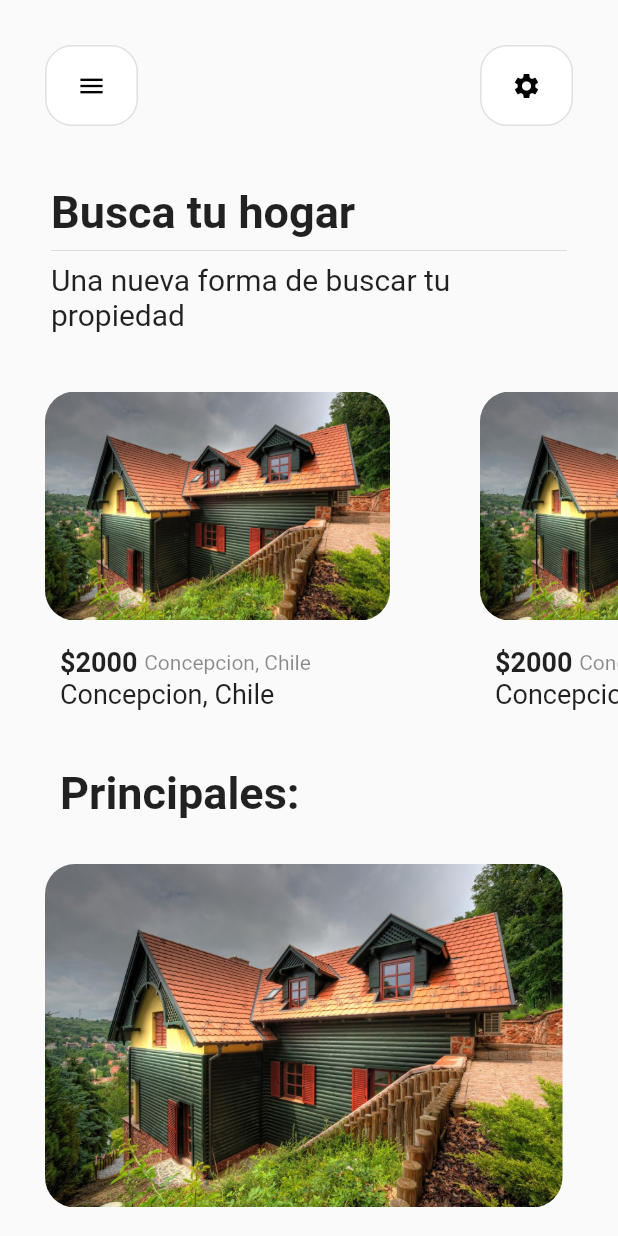
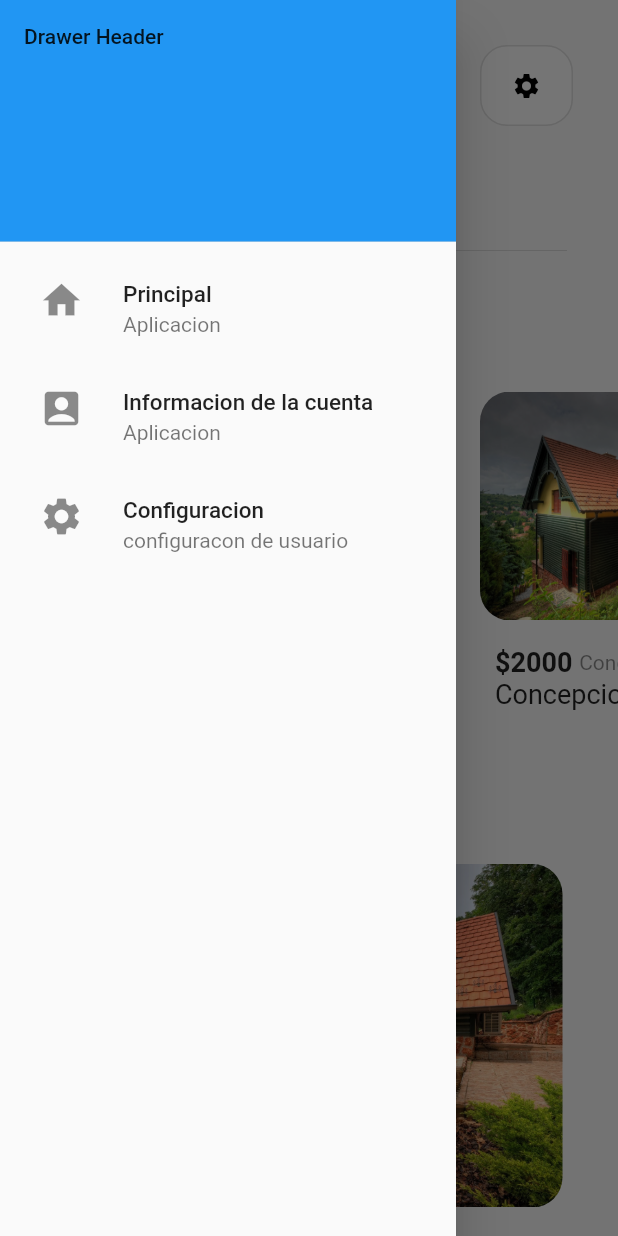
Before and after one commit to Matish1/app-test, a Flutter app: the HomePage screen opened by its route, with the side drawer open (before the commit the screen has no drawer), on a phone screen of 412 x 824 dp. Run offline on Flutter 3.47's test engine with Material 2 defaults, Android fonts, the phone set to English and light mode, and no system bars.

Commit message:
implementando el drawer

```diff
--- a/app/lib/main.dart
+++ b/app/lib/main.dart
@@ -21,7 +21,7 @@ class MyApp extends StatelessWidget {
       theme: ThemeData(
         primarySwatch: Colors.blue,
       ),
-      home: HomePage(),
+      home: LoginPage(),
       routes: routesPageElement,
     );
   }
--- a/app/lib/src/home_page.dart
+++ b/app/lib/src/home_page.dart
@@ -3,13 +3,20 @@ import 'package:app/src/detail_page.dart';
 import 'package:flutter/cupertino.dart';
 import 'package:flutter/material.dart';
 
-class HomePage extends StatelessWidget {
+class HomePage extends StatefulWidget {
   const HomePage({Key? key}) : super(key: key);
 
   @override
+  _HomePageState createState() => _HomePageState();
+}
+
+class _HomePageState extends State<HomePage> {
+  @override
   Widget build(BuildContext context) {
     return Scaffold(
+      key: _scaffoldKey,
       body: body_content(context),
+      drawer: drawer_content(context),
     );
   }
 
@@ -40,6 +47,12 @@ class HomePage extends StatelessWidget {
         ],
       ),
     );
+  }
+
+  final GlobalKey<ScaffoldState> _scaffoldKey = GlobalKey<ScaffoldState>();
+
+  void _openDrawer() {
+    _scaffoldKey.currentState!.openDrawer();
   }
 
   void _openMyPage(BuildContext context) {
@@ -88,8 +101,7 @@ class HomePage extends StatelessWidget {
     );
   }
 
-  // Esta no es la forma correcta per tenemos el dise;o del drawe
-  // pagina de referencia: https://codea.app/blog/menu-lateral-drawer-en-flutter
+  // Implementacion del boton que activa el drawer y la funcion del drawer
   Widget brn_desing_drawer(BuildContext context, IconData icon_name,
       Color color, Color color_background, Widget drawer) {
     return Container(
@@ -105,7 +117,7 @@ class HomePage extends StatelessWidget {
           color: color,
           size: 20,
         ),
-        onPressed: () => drawer_content(context),
+        onPressed: () => _openDrawer(),
       ),
     );
   }
@@ -119,19 +131,28 @@ class HomePage extends StatelessWidget {
           ),
           child: Text('Drawer Header'),
         ),
-        ListTile(
-          title: const Text('Item 1'),
-          onTap: () {
-            Navigator.pop(context);
-          },
+        element(Icons.home, "Principal", "Aplicacion"),
+        element(Icons.account_box_rounded, "Informacion de la cuenta",
+            "Aplicacion"),
+        element(Icons.settings, "Configuracion", "configuracon de usuario"),
+      ]),
+    );
+  }
+
+  Widget element(IconData icons, String text, String textSub) {
+    return Container(
+      margin: EdgeInsets.symmetric(horizontal: 10),
+      child: ListTile(
+        title: Text(text, style: TextStyle(fontSize: 15)),
+        subtitle: Text(textSub),
+        leading: Icon(
+          icons,
+          size: 30,
         ),
-        ListTile(
-          title: const Text('Item 2'),
-          onTap: () {
-            Navigator.pop(context);
-          },
-        ),
-      ]),
+        onTap: () {
+          print("informacion");
+        },
+      ),
     );
   }
 
@@ -148,7 +169,6 @@ class HomePage extends StatelessWidget {
     );
   }
 
-  // en el futuro hcaer la configuracion dinamica con el builder
   Widget scroll_horizontal(BuildContext context) {
     return Container(
       height: 250,
@@ -165,7 +185,6 @@ class HomePage extends StatelessWidget {
     );
   }
 
-  // 'assets/casa.jpg'
   Widget card1(BuildContext context, String img) {
     return GestureDetector(
       child: Column(
@@ -238,8 +257,6 @@ class HomePage extends StatelessWidget {
     );
   }
 
-  // Estos son Widgets Creados
-
   Widget brn_desing(BuildContext context, IconData icon_name, Color color,
       Color color_background, String path) {
     return Container(
--- a/app/lib/src/loginPage.dart
+++ b/app/lib/src/loginPage.dart
@@ -6,6 +6,7 @@ class LoginPage extends StatelessWidget {
   @override
   Widget build(BuildContext context) {
     return Scaffold(
+      resizeToAvoidBottomInset: false,
       body: content_body(),
     );
   }
```
